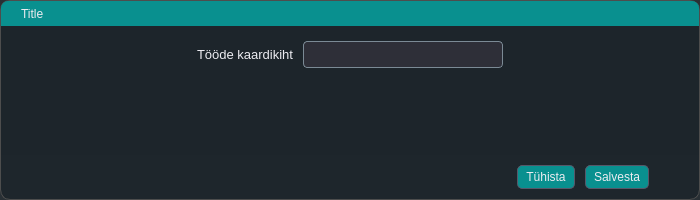
Qt form mailabl-qgis/config/confWidgets/worksSetup.ui (TuloliKalver/mailabl-qgis) before a commit.
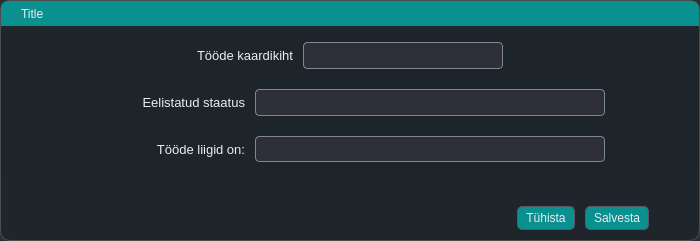
The same form after that commit. Icons and pictures are not drawn. Custom widgets are drawn as their Qt base class.

What changed in the file:
```diff
--- a/mailabl-qgis/config/confWidgets/worksSetup.ui
+++ b/mailabl-qgis/config/confWidgets/worksSetup.ui
@@ -1,13 +1,13 @@
 <?xml version="1.0" encoding="UTF-8"?>
 <ui version="4.0">
- <class>LayeAdjuster</class>
- <widget class="QDialog" name="LayeAdjuster">
+ <class>WorksSetup</class>
+ <widget class="QDialog" name="WorksSetup">
   <property name="geometry">
    <rect>
     <x>0</x>
     <y>0</y>
     <width>700</width>
-    <height>200</height>
+    <height>241</height>
    </rect>
   </property>
   <property name="minimumSize">
@@ -19,7 +19,7 @@
   <property name="maximumSize">
    <size>
     <width>700</width>
-    <height>200</height>
+    <height>16777215</height>
    </size>
   </property>
   <property name="font">
@@ -30,7 +30,7 @@
    </font>
   </property>
   <property name="windowTitle">
-   <string>Maa-ameti aluskaardi seadistamine</string>
+   <string>Tööde seadistus</string>
   </property>
   <property name="styleSheet">
    <string notr="true">* {
@@ -399,7 +399,7 @@
      </property>
      <layout class="QVBoxLayout" name="verticalLayout_2">
       <property name="spacing">
-       <number>0</number>
+       <number>6</number>
       </property>
       <property name="leftMargin">
        <number>0</number>
@@ -462,33 +462,21 @@
       <item>
        <widget class="QWidget" name="fSettingsProperties" native="true">
         <layout class="QVBoxLayout" name="verticalLayout">
-         <item>
-          <widget class="QFrame" name="frame_3">
-           <property name="frameShape">
-            <enum>QFrame::StyledPanel</enum>
-           </property>
-           <property name="frameShadow">
-            <enum>QFrame::Raised</enum>
-           </property>
-           <layout class="QHBoxLayout" name="horizontalLayout_3">
-            <property name="spacing">
-             <number>10</number>
-            </property>
-            <property name="leftMargin">
-             <number>0</number>
-            </property>
-            <property name="topMargin">
-             <number>0</number>
-            </property>
-            <property name="rightMargin">
-             <number>0</number>
-            </property>
-            <property name="bottomMargin">
-             <number>0</number>
-            </property>
-           </layout>
-          </widget>
-         </item>
+         <property name="spacing">
+          <number>20</number>
+         </property>
+         <property name="leftMargin">
+          <number>10</number>
+         </property>
+         <property name="topMargin">
+          <number>10</number>
+         </property>
+         <property name="rightMargin">
+          <number>10</number>
+         </property>
+         <property name="bottomMargin">
+          <number>10</number>
+         </property>
          <item alignment="Qt::AlignHCenter">
           <widget class="QFrame" name="WorksElements">
            <property name="frameShape">
@@ -513,7 +501,7 @@
             <property name="bottomMargin">
              <number>0</number>
             </property>
-            <item alignment="Qt::AlignLeft">
+            <item alignment="Qt::AlignRight">
              <widget class="QLabel" name="lblWorksLayer">
               <property name="font">
                <font>
@@ -579,23 +567,138 @@
            </layout>
           </widget>
          </item>
-         <item>
-          <spacer name="verticalSpacer_2">
-           <property name="orientation">
-            <enum>Qt::Vertical</enum>
+         <item alignment="Qt::AlignHCenter">
+          <widget class="QFrame" name="fStatuses">
+           <property name="frameShape">
+            <enum>QFrame::StyledPanel</enum>
            </property>
-           <property name="sizeHint" stdset="0">
-            <size>
-             <width>20</width>
-             <height>40</height>
-            </size>
+           <property name="frameShadow">
+            <enum>QFrame::Raised</enum>
            </property>
-          </spacer>
+           <layout class="QHBoxLayout" name="horizontalLayout_2">
+            <property name="spacing">
+             <number>10</number>
+            </property>
+            <property name="leftMargin">
+             <number>0</number>
+            </property>
+            <property name="topMargin">
+             <number>0</number>
+            </property>
+            <property name="rightMargin">
+             <number>0</number>
+            </property>
+            <property name="bottomMargin">
+             <number>0</number>
+            </property>
+            <item alignment="Qt::AlignRight">
+             <widget class="QLabel" name="lblPreferredStatus">
+              <property name="minimumSize">
+               <size>
+                <width>150</width>
+                <height>0</height>
+               </size>
+              </property>
+              <property name="font">
+               <font>
+                <family>Tahoma</family>
+                <pointsize>10</pointsize>
+               </font>
+              </property>
+              <property name="text">
+               <string>Eelistatud staatus</string>
+              </property>
+              <property name="alignment">
+               <set>Qt::AlignRight|Qt::AlignTrailing|Qt::AlignVCenter</set>
+              </property>
+             </widget>
+            </item>
+            <item>
+             <widget class="QComboBox" name="cmbPreferred_status">
+              <property name="minimumSize">
+               <size>
+                <width>350</width>
+                <height>0</height>
+               </size>
+              </property>
+              <property name="font">
+               <font>
+                <pointsize>10</pointsize>
+               </font>
+              </property>
+             </widget>
+            </item>
+           </layout>
+          </widget>
+         </item>
+         <item alignment="Qt::AlignHCenter">
+          <widget class="QFrame" name="frame_2">
+           <property name="frameShape">
+            <enum>QFrame::StyledPanel</enum>
+           </property>
+           <property name="frameShadow">
+            <enum>QFrame::Raised</enum>
+           </property>
+           <layout class="QHBoxLayout" name="horizontalLayout_5">
+            <property name="spacing">
+             <number>10</number>
+            </property>
+            <property name="leftMargin">
+             <number>0</number>
+            </property>
+            <property name="topMargin">
+             <number>0</number>
+            </property>
+            <property name="rightMargin">
+             <number>0</number>
+            </property>
+            <property name="bottomMargin">
+             <number>0</number>
+            </property>
+            <item>
+             <widget class="QLabel" name="lblworsTypes">
+              <property name="minimumSize">
+               <size>
+                <width>150</width>
+                <height>0</height>
+               </size>
+              </property>
+              <property name="font">
+               <font>
+                <pointsize>10</pointsize>
+               </font>
+              </property>
+              <property name="text">
+               <string>Tööde liigid on:</string>
+              </property>
+              <property name="alignment">
+               <set>Qt::AlignRight|Qt::AlignTrailing|Qt::AlignVCenter</set>
+              </property>
+             </widget>
+            </item>
+            <item>
+             <widget class="QgsCheckableComboBox" name="cmbPreferredTypes">
+              <property name="minimumSize">
+               <size>
+                <width>350</width>
+                <height>0</height>
+               </size>
+              </property>
+              <property name="maximumSize">
+               <size>
+                <width>350</width>
+                <height>16777215</height>
+               </size>
+              </property>
+             </widget>
+            </item>
+           </layout>
+          </widget>
          </item>
         </layout>
        </widget>
       </item>
-      <item>
+      <item alignment="Qt::AlignBottom">
        <widget class="QFrame" name="Buttons">
         <property name="frameShape">
          <enum>QFrame::StyledPanel</enum>
@@ -679,6 +782,13 @@
    </item>
   </layout>
  </widget>
+ <customwidgets>
+  <customwidget>
+   <class>QgsCheckableComboBox</class>
+   <extends>QComboBox</extends>
+   <header>qgscheckablecombobox.h</header>
+  </customwidget>
+ </customwidgets>
  <resources/>
  <connections/>
 </ui>
```
